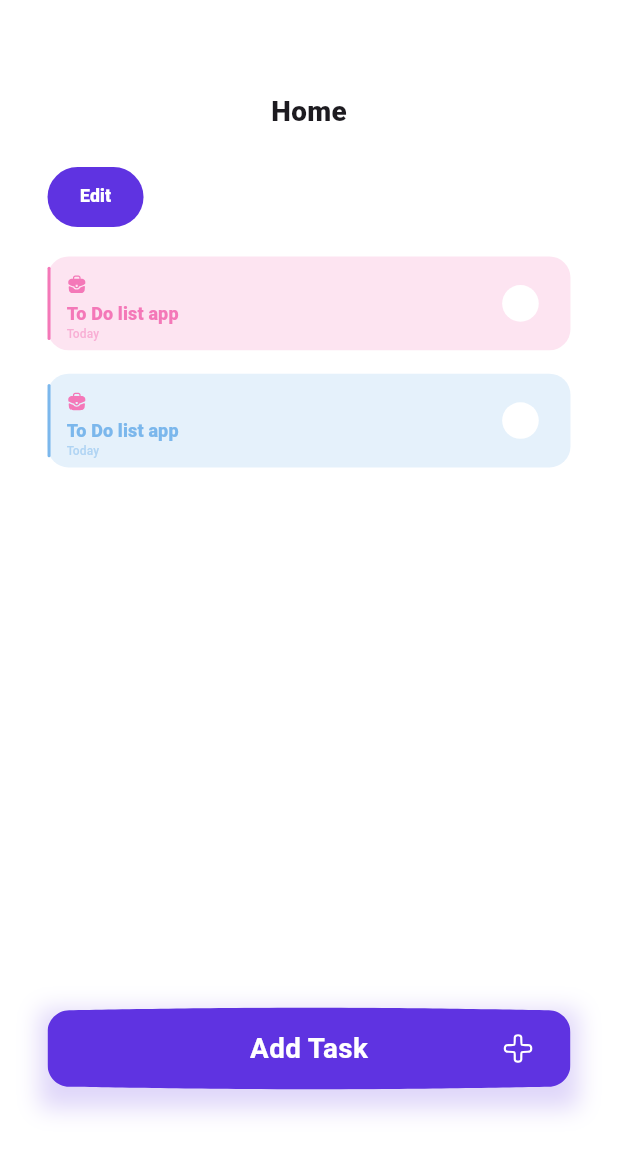
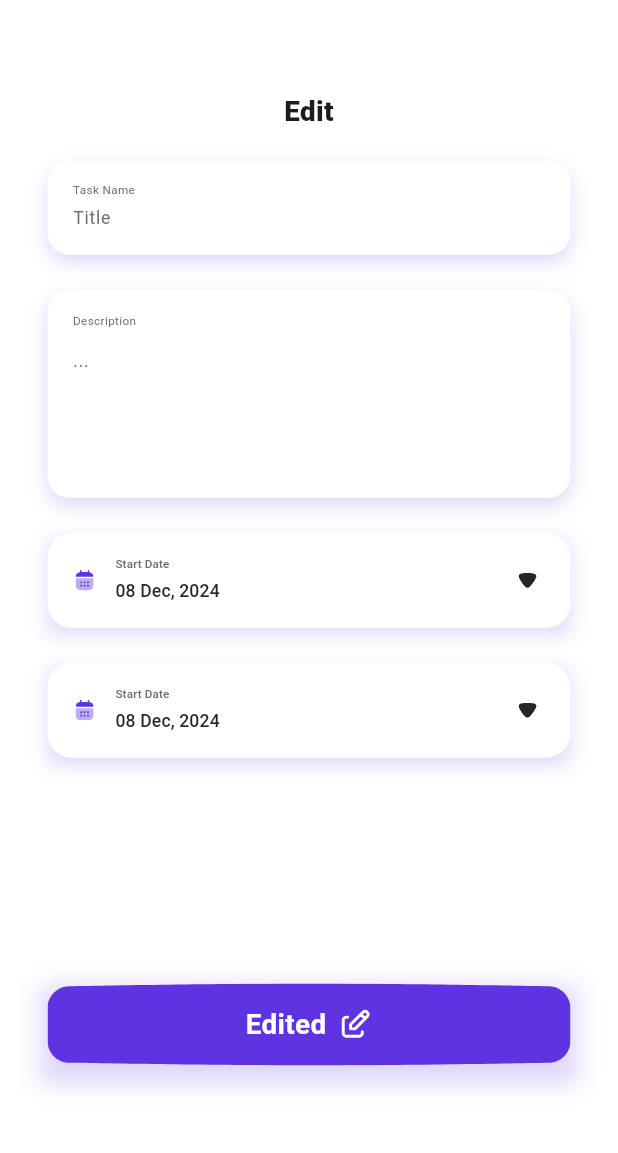
Before and after one commit to Amir-HShahi/todo-list-server, a Flutter app: the HomeScreen screen opened by its route, after a tap on "Edit", on a phone screen of 412 x 824 dp. Shown: the top 1153 px of the screen. Run offline on Flutter 3.47's test engine with Material 3 defaults, Android fonts, the phone set to English and light mode, and no system bars; drawn by our look-alikes of expandable; our stand-ins replace flutter_svg, google_fonts, table_calendar.

Commit message:
edit task screen

```diff
--- a/lib/routes.dart
+++ b/lib/routes.dart
@@ -1,8 +1,10 @@
  import 'package:flutter/cupertino.dart';
 import 'package:todo_list_server/view/add_task_screen.dart';
+import 'package:todo_list_server/view/edit_task_screen.dart';
 import 'package:todo_list_server/view/home_screen.dart';
 
 Map<String, WidgetBuilder> routes = {
   "/home" : (context) => const HomeScreen(),
-  "/AddTask" : (context) => AddTaskScreen()
+  "/AddTask" : (context) => AddTaskScreen(),
+  "/EditTask" : (context) => EditTaskScreen(),
 };
--- /dev/null
+++ b/lib/view/edit_task_screen.dart
@@ -0,0 +1,56 @@
+import 'package:flutter/material.dart';
+import 'package:todo_list_server/view/utility.dart';
+
+import 'components/bottom_floating_button.dart';
+import 'components/customized_app_bar.dart';
+import 'components/date_dropdown_widget.dart';
+import 'components/description_field_widget.dart';
+import 'components/task_name_field.dart';
+
+class EditTaskScreen extends StatelessWidget {
+  EditTaskScreen({super.key});
+
+  final TextEditingController titleController = TextEditingController();
+  final TextEditingController descriptionController = TextEditingController();
+
+  @override
+  Widget build(BuildContext context) {
+    void addTaskHandler() {
+      Navigator.pop(context);
+    }
+
+    return Scaffold(
+      backgroundColor: Colors.white,
+      appBar: CustomizedAppBar(title: "Edit"),
+      floatingActionButtonLocation: FloatingActionButtonLocation.centerFloat,
+      floatingActionButton: BottomFloatingButton(
+          title: "Edited",
+          onTap: addTaskHandler,
+          iconPath: "assets/edit_icon.svg"),
+      body: SingleChildScrollView(
+        child: Padding(
+          padding: EdgeInsets.symmetric(horizontal: scaledWidth(30)),
+          child: Column(
+            children: [
+              TaskNameField(hintText: 'Title', controller: titleController),
+              SizedBox(height: scaledHeight(24)),
+              DescriptionFieldWidget(
+                  hintText: "...", controller: descriptionController),
+              SizedBox(height: scaledHeight(24)),
+              DateDropdownWidget(
+                  title: "Start Date",
+                  selectDateHandler: (DateTime gg, DateTime jj) {},
+                  hintTime: DateTime.now()),
+              SizedBox(height: scaledHeight(24)),
+              DateDropdownWidget(
+                  title: "Start Date",
+                  selectDateHandler: (DateTime gg, DateTime jj) {},
+                  hintTime: DateTime.now()),
+              SizedBox(height: scaledHeight(24)),
+            ],
+          ),
+        ),
+      ),
+    );
+  }
+}
--- a/lib/view/home_screen.dart
+++ b/lib/view/home_screen.dart
@@ -8,10 +8,12 @@ import 'package:todo_list_server/view/utility.dart';
 class HomeScreen extends StatelessWidget {
   const HomeScreen({super.key});
 
-  void tapEditButtonHandler() {}
-
   @override
   Widget build(BuildContext context) {
+    void tapEditButtonHandler() {
+      Navigator.pushNamed(context, "/EditTask");
+    }
+
     void tapAddTaskHandler() {
       Navigator.pushNamed(context, "/AddTask");
     }
```
Also changed, not shown: assets/edit_icon.svg (added).
